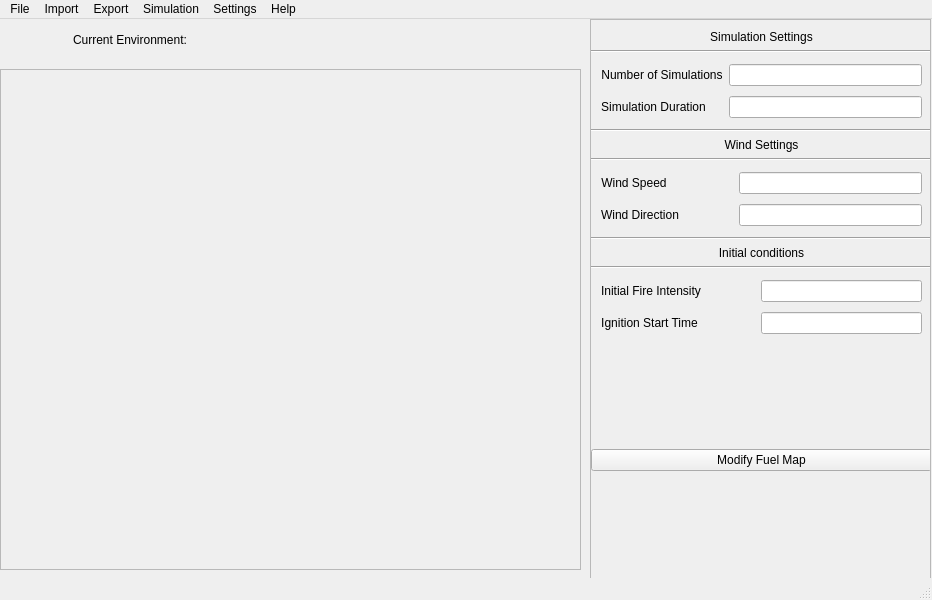
The window that src/qt_files/MainWindow.ui (luckek/FireScapeRx-dev) describes before a commit, drawn with Qt 5.
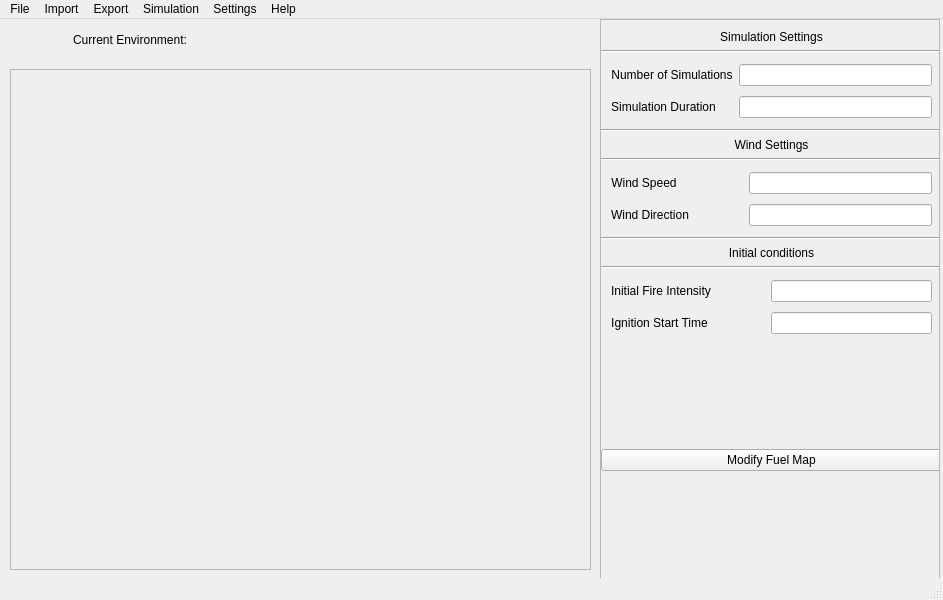
The same window after the commit.

Commit message: Added import and export button for fuel maps and digital elevation models

What changed in the file:
```diff
--- a/src/qt_files/MainWindow.ui
+++ b/src/qt_files/MainWindow.ui
@@ -6,7 +6,7 @@
    <rect>
     <x>0</x>
     <y>0</y>
-    <width>932</width>
+    <width>943</width>
     <height>600</height>
    </rect>
   </property>
@@ -49,10 +49,10 @@
    <widget class="QScrollArea" name="scroll_area">
     <property name="geometry">
      <rect>
-      <x>590</x>
+      <x>600</x>
       <y>0</y>
-      <width>341</width>
-      <height>561</height>
+      <width>340</width>
+      <height>560</height>
      </rect>
     </property>
     <property name="widgetResizable">
@@ -63,8 +63,8 @@
       <rect>
        <x>0</x>
        <y>0</y>
-       <width>339</width>
-       <height>559</height>
+       <width>338</width>
+       <height>558</height>
       </rect>
      </property>
      <widget class="QWidget" name="verticalLayoutWidget">
@@ -322,7 +322,7 @@
    <widget class="QScrollArea" name="scrollArea">
     <property name="geometry">
      <rect>
-      <x>0</x>
+      <x>10</x>
       <y>50</y>
       <width>581</width>
       <height>501</height>
@@ -348,8 +348,8 @@
     <rect>
      <x>0</x>
      <y>0</y>
-     <width>932</width>
-     <height>20</height>
+     <width>943</width>
+     <height>25</height>
     </rect>
    </property>
    <property name="defaultUp">
```
Left out of the diff: 24 changed lines with no effect on the pictures. The commit also changes 1 other file.
